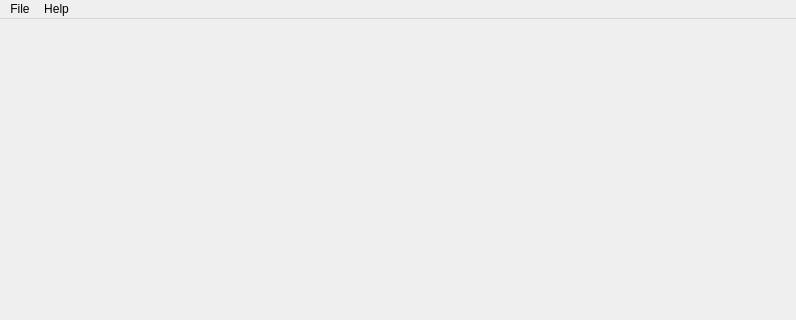
First picture: the form in src/dbscqt/dbscqt_mainwindow.ui, repository tjdwill/dbs, before the edit; both pictures show x 0 to 796 and y 0 to 320 of the 796 by 587 pixel window.
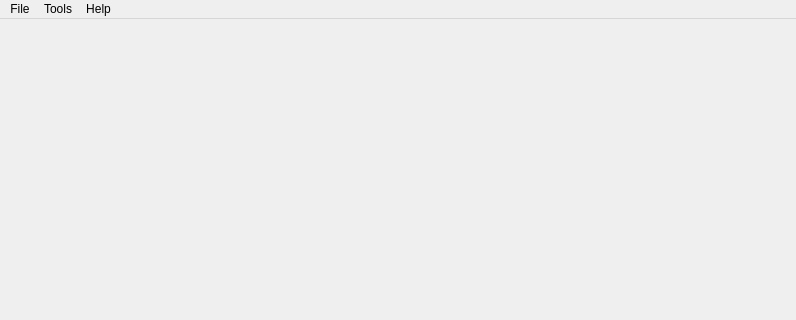
Second picture: the form after the edit. Icons and pictures are not drawn.

Commit message: Add preferences widget to dbs application

Patch:
```diff
--- a/src/dbscqt/dbscqt_mainwindow.ui
+++ b/src/dbscqt/dbscqt_mainwindow.ui
@@ -117,7 +117,14 @@
     <addaction name="mAboutAction"/>
     <addaction name="mAboutQtAction"/>
    </widget>
+   <widget class="QMenu" name="mToolsMenu">
+    <property name="title">
+     <string>Tools</string>
+    </property>
+    <addaction name="mPreferencesAction"/>
+   </widget>
    <addaction name="mFileMenu"/>
+   <addaction name="mToolsMenu"/>
    <addaction name="mHelpMenu"/>
   </widget>
   <widget class="QStatusBar" name="mStatusBar"/>
```
Left out of the diff: 9 changed lines with no effect on the pictures. The commit also changes 6 other files.
